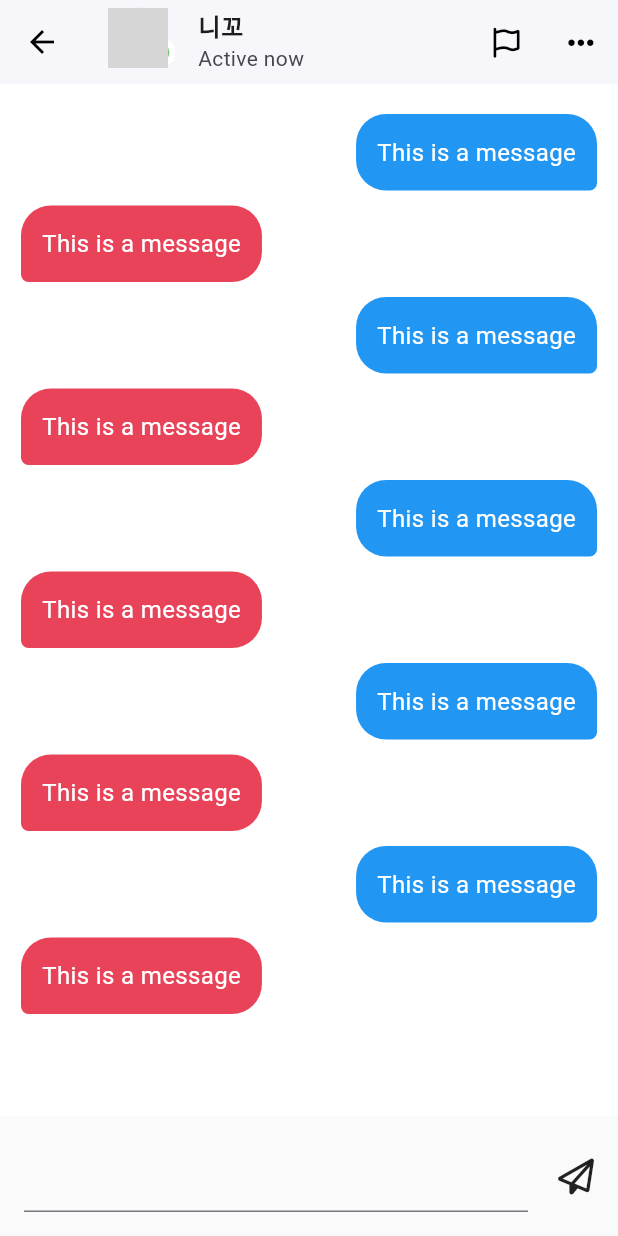
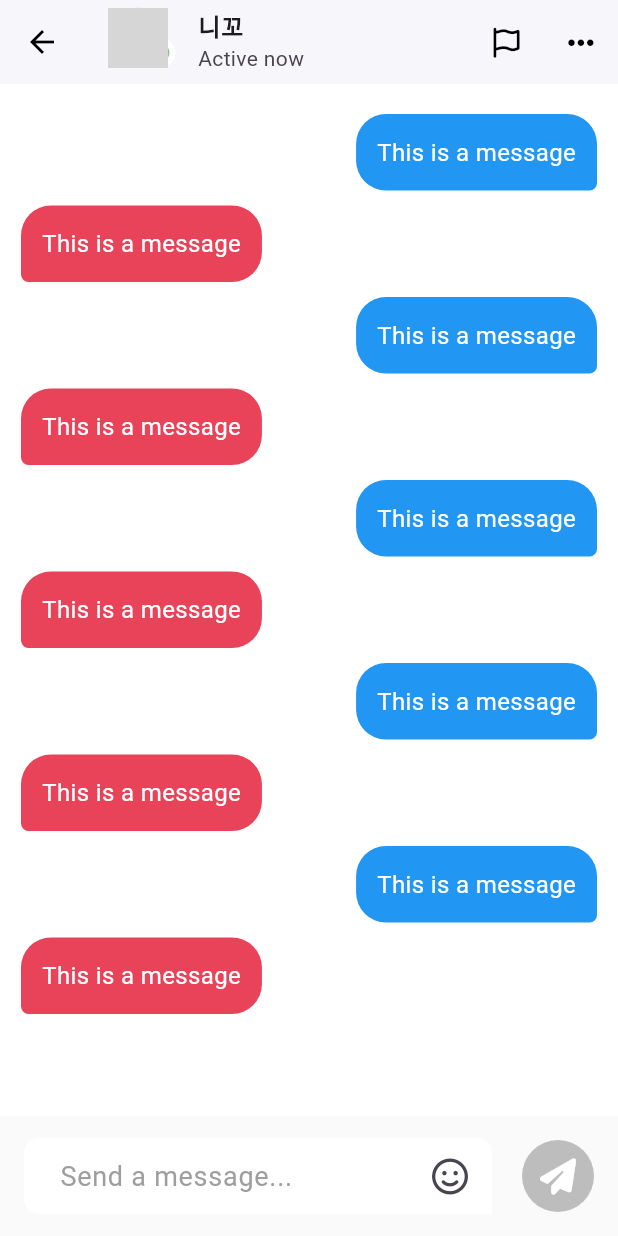
Before and after one commit to hayatshin/tiktok_clone_hayat, a Flutter app: the ChatDetailScreen screen opened directly, on a phone screen of 412 x 824 dp. Run offline on Flutter 3.47's test engine with Material 2 defaults, Android fonts, the phone set to English and light mode, and no system bars; our stand-ins replace font_awesome_flutter, video_player, visibility_detector; network calls fail; grey boxes are pictures that could not be loaded.

Commit message:
#11 code challenge

```diff
--- a/lib/features/inbox/chat_detail_screen.dart
+++ b/lib/features/inbox/chat_detail_screen.dart
@@ -11,6 +11,8 @@ class ChatDetailScreen extends StatefulWidget {
 }
 
 class _ChatDetailScreenState extends State<ChatDetailScreen> {
+  final TextEditingController _controller = TextEditingController();
+
   @override
   Widget build(BuildContext context) {
     return Scaffold(
@@ -79,7 +81,11 @@ class _ChatDetailScreenState extends State<ChatDetailScreen> {
           ),
         ),
       ),
-      body: Stack(
+      body: GestureDetector(
+        onTap: () {
+          FocusScope.of(context).unfocus();
+        },
+        child: Stack(
           children: [
             ListView.separated(
                 padding: const EdgeInsets.symmetric(
@@ -90,8 +96,9 @@ class _ChatDetailScreenState extends State<ChatDetailScreen> {
                   final isMine = index % 2 == 0;
                   return Row(
                     mainAxisSize: MainAxisSize.min,
-                  mainAxisAlignment:
-                      isMine ? MainAxisAlignment.end : MainAxisAlignment.start,
+                    mainAxisAlignment: isMine
+                        ? MainAxisAlignment.end
+                        : MainAxisAlignment.start,
                     children: [
                       Container(
                         padding: const EdgeInsets.all(
@@ -135,13 +142,56 @@ class _ChatDetailScreenState extends State<ChatDetailScreen> {
                   color: Colors.grey.shade50,
                   child: Row(
                     children: [
-                    const Expanded(
-                      child: TextField(),
+                      Expanded(
+                        child: TextField(
+                          controller: _controller,
+                          decoration: InputDecoration(
+                            contentPadding: const EdgeInsets.symmetric(
+                              vertical: Sizes.size12,
+                              horizontal: Sizes.size20,
+                            ),
+                            hintText: "Send a message...",
+                            hintStyle: TextStyle(
+                              color: Colors.grey.shade500,
+                              fontSize: Sizes.size18,
+                            ),
+                            filled: true,
+                            fillColor: Colors.white,
+                            border: const OutlineInputBorder(
+                              borderRadius: BorderRadius.only(
+                                topLeft: Radius.circular(Sizes.size10),
+                                bottomLeft: Radius.circular(Sizes.size10),
+                                topRight: Radius.circular(Sizes.size10),
+                              ),
+                              borderSide: BorderSide(
+                                width: 0,
+                                style: BorderStyle.none,
+                              ),
+                            ),
+                            suffixIcon: const FaIcon(
+                              FontAwesomeIcons.faceSmile,
+                            ),
+                            suffixIconConstraints: const BoxConstraints(
+                              minWidth: Sizes.size40,
+                              minHeight: Sizes.size10,
+                            ),
+                          ),
+                        ),
                       ),
                       Gaps.h20,
                       Container(
-                      child: const FaIcon(
-                        FontAwesomeIcons.paperPlane,
+                        padding: const EdgeInsets.all(
+                          Sizes.size12,
+                        ),
+                        decoration: BoxDecoration(
+                          shape: BoxShape.circle,
+                          color: Colors.grey.shade400,
+                        ),
+                        child: const Center(
+                          child: FaIcon(
+                            FontAwesomeIcons.solidPaperPlane,
+                            color: Colors.white,
+                          ),
                         ),
                       ),
                     ],
@@ -149,6 +199,7 @@ class _ChatDetailScreenState extends State<ChatDetailScreen> {
             )
           ],
         ),
+      ),
     );
   }
 }
```
Lines whose indentation alone changed are shown as unchanged.
